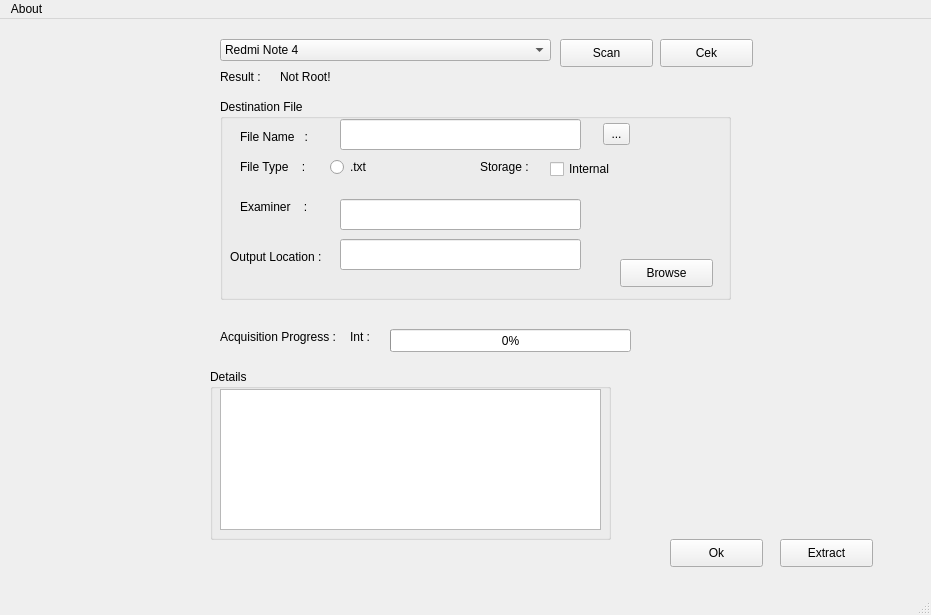
The window that main.ui (Rasyid-Renaldi/Forensics_App) describes before a commit, drawn with Qt 5.
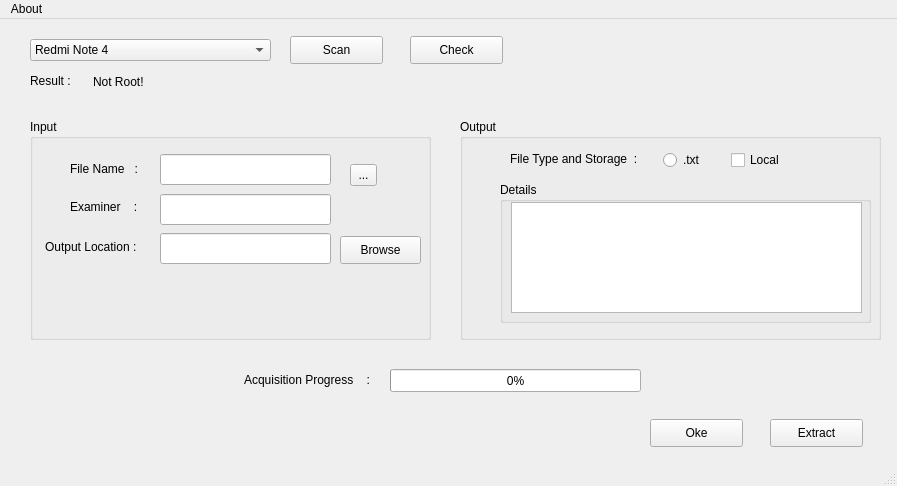
The same window after the commit. Icons and pictures are not drawn.

What changed in the file:
```diff
--- a/main.ui
+++ b/main.ui
@@ -6,8 +6,8 @@
    <rect>
     <x>0</x>
     <y>0</y>
-    <width>931</width>
-    <height>615</height>
+    <width>897</width>
+    <height>486</height>
    </rect>
   </property>
   <property name="windowTitle">
@@ -17,8 +17,8 @@
    <widget class="QPushButton" name="scanButton">
     <property name="geometry">
      <rect>
-      <x>560</x>
-      <y>20</y>
+      <x>290</x>
+      <y>17</y>
       <width>93</width>
       <height>28</height>
      </rect>
@@ -30,27 +30,27 @@
    <widget class="QPushButton" name="cekButton">
     <property name="geometry">
      <rect>
-      <x>660</x>
-      <y>20</y>
+      <x>410</x>
+      <y>17</y>
       <width>93</width>
       <height>28</height>
      </rect>
     </property>
     <property name="text">
-     <string>Cek</string>
+     <string>Check</string>
     </property>
    </widget>
    <widget class="QPushButton" name="okButton">
     <property name="geometry">
      <rect>
-      <x>670</x>
-      <y>520</y>
+      <x>650</x>
+      <y>400</y>
       <width>93</width>
       <height>28</height>
      </rect>
     </property>
     <property name="text">
-     <string>Ok</string>
+     <string>Oke</string>
     </property>
     <property name="icon">
      <iconset resource="resource.qrc">
@@ -60,8 +60,8 @@
    <widget class="QPushButton" name="convertButton">
     <property name="geometry">
      <rect>
-      <x>780</x>
-      <y>520</y>
+      <x>770</x>
+      <y>400</y>
       <width>93</width>
       <height>28</height>
      </rect>
@@ -77,20 +77,20 @@
    <widget class="QGroupBox" name="destinationFile">
     <property name="geometry">
      <rect>
-      <x>220</x>
-      <y>80</y>
-      <width>511</width>
-      <height>201</height>
+      <x>30</x>
+      <y>100</y>
+      <width>401</width>
+      <height>221</height>
      </rect>
     </property>
     <property name="title">
-     <string>Destination File</string>
+     <string>Input</string>
     </property>
     <widget class="QLabel" name="fileName">
      <property name="geometry">
       <rect>
-       <x>20</x>
-       <y>30</y>
+       <x>40</x>
+       <y>42</y>
        <width>81</width>
        <height>16</height>
       </rect>
@@ -99,37 +99,21 @@
       <string>File Name   :</string>
      </property>
     </widget>
-    <widget class="QLabel" name="imageType">
+    <widget class="QLineEdit" name="search">
      <property name="geometry">
       <rect>
-       <x>20</x>
-       <y>60</y>
-       <width>81</width>
-       <height>16</height>
+       <x>130</x>
+       <y>35</y>
+       <width>171</width>
+       <height>31</height>
       </rect>
-     </property>
-     <property name="text">
-      <string>File Type    : </string>
-     </property>
-    </widget>
-    <widget class="QLabel" name="outputLocation">
-     <property name="geometry">
-      <rect>
-       <x>10</x>
-       <y>150</y>
-       <width>111</width>
-       <height>16</height>
-      </rect>
-     </property>
-     <property name="text">
-      <string>Output Location :</string>
      </property>
     </widget>
     <widget class="QToolButton" name="searchFile">
      <property name="geometry">
       <rect>
-       <x>383</x>
-       <y>24</y>
+       <x>320</x>
+       <y>45</y>
        <width>27</width>
        <height>22</height>
       </rect>
@@ -141,51 +125,48 @@
       <enum>QToolButton::InstantPopup</enum>
      </property>
     </widget>
-    <widget class="QRadioButton" name="text">
+    <widget class="QLabel" name="examiner">
      <property name="geometry">
       <rect>
-       <x>110</x>
-       <y>60</y>
-       <width>101</width>
-       <height>16</height>
-      </rect>
-     </property>
-     <property name="text">
-      <string>.txt</string>
-     </property>
-    </widget>
-    <widget class="QLabel" name="storage">
-     <property name="geometry">
-      <rect>
-       <x>260</x>
-       <y>60</y>
+       <x>40</x>
+       <y>80</y>
        <width>81</width>
        <height>16</height>
       </rect>
      </property>
      <property name="text">
-      <string>Storage : </string>
+      <string>Examiner    :</string>
      </property>
     </widget>
-    <widget class="QCheckBox" name="internal">
+    <widget class="QLineEdit" name="lineEdit">
      <property name="geometry">
       <rect>
-       <x>330</x>
-       <y>60</y>
-       <width>71</width>
-       <height>20</height>
+       <x>130</x>
+       <y>75</y>
+       <width>171</width>
+       <height>31</height>
+      </rect>
+     </property>
+    </widget>
+    <widget class="QLabel" name="outputLocation">
+     <property name="geometry">
+      <rect>
+       <x>15</x>
+       <y>120</y>
+       <width>111</width>
+       <height>16</height>
       </rect>
      </property>
      <property name="text">
-      <string>Internal</string>
+      <string>Output Location :</string>
      </property>
     </widget>
     <widget class="QLineEdit" name="browseLocation">
      <property name="geometry">
       <rect>
-       <x>120</x>
-       <y>140</y>
-       <width>241</width>
+       <x>130</x>
+       <y>114</y>
+       <width>171</width>
        <height>31</height>
       </rect>
      </property>
@@ -193,9 +174,9 @@
     <widget class="QPushButton" name="browse">
      <property name="geometry">
       <rect>
-       <x>400</x>
-       <y>160</y>
-       <width>93</width>
+       <x>310</x>
+       <y>117</y>
+       <width>81</width>
        <height>28</height>
       </rect>
      </property>
@@ -203,46 +184,13 @@
       <string>Browse</string>
      </property>
     </widget>
-    <widget class="QLabel" name="examiner">
-     <property name="geometry">
-      <rect>
-       <x>20</x>
-       <y>100</y>
-       <width>81</width>
-       <height>16</height>
-      </rect>
-     </property>
-     <property name="text">
-      <string>Examiner    :</string>
-     </property>
-    </widget>
-    <widget class="QLineEdit" name="lineEdit">
-     <property name="geometry">
-      <rect>
-       <x>120</x>
-       <y>100</y>
-       <width>241</width>
-       <height>31</height>
-      </rect>
-     </property>
-    </widget>
-    <widget class="QLineEdit" name="search">
-     <property name="geometry">
-      <rect>
-       <x>120</x>
-       <y>20</y>
-       <width>241</width>
-       <height>31</height>
-      </rect>
-     </property>
-    </widget>
    </widget>
    <widget class="QProgressBar" name="acquisitionBar">
     <property name="geometry">
      <rect>
       <x>390</x>
-      <y>310</y>
-      <width>241</width>
+      <y>350</y>
+      <width>251</width>
       <height>23</height>
      </rect>
     </property>
@@ -253,45 +201,22 @@
    <widget class="QLabel" name="acquisitionProgress">
     <property name="geometry">
      <rect>
-      <x>220</x>
-      <y>310</y>
-      <width>131</width>
+      <x>244</x>
+      <y>353</y>
+      <width>141</width>
       <height>16</height>
      </rect>
     </property>
     <property name="text">
-     <string>Acquisition Progress :</string>
+     <string>Acquisition Progress    :</string>
     </property>
    </widget>
-   <widget class="QGroupBox" name="detailData">
-    <property name="geometry">
-     <rect>
-      <x>210</x>
-      <y>350</y>
-      <width>401</width>
-      <height>171</height>
-     </rect>
-    </property>
-    <property name="title">
-     <string>Details</string>
-    </property>
-    <widget class="QListView" name="viewData">
-     <property name="geometry">
-      <rect>
-       <x>10</x>
-       <y>20</y>
-       <width>381</width>
-       <height>141</height>
-      </rect>
-     </property>
-    </widget>
-   </widget>
    <widget class="QComboBox" name="detectDevice">
     <property name="geometry">
      <rect>
-      <x>220</x>
+      <x>30</x>
       <y>20</y>
-      <width>331</width>
+      <width>241</width>
       <height>22</height>
      </rect>
     </property>
@@ -317,8 +242,8 @@
    <widget class="QLabel" name="resultCek">
     <property name="geometry">
      <rect>
-      <x>220</x>
-      <y>50</y>
+      <x>30</x>
+      <y>54</y>
       <width>55</width>
       <height>16</height>
      </rect>
@@ -327,25 +252,12 @@
      <string>Result :</string>
     </property>
    </widget>
-   <widget class="QLabel" name="Int">
-    <property name="geometry">
-     <rect>
-      <x>350</x>
-      <y>310</y>
-      <width>31</width>
-      <height>16</height>
-     </rect>
-    </property>
-    <property name="text">
-     <string>Int :</string>
-    </property>
-   </widget>
    <widget class="QLabel" name="result">
     <property name="geometry">
      <rect>
-      <x>280</x>
-      <y>50</y>
-      <width>81</width>
+      <x>93</x>
+      <y>55</y>
+      <width>61</width>
       <height>16</height>
      </rect>
     </property>
@@ -353,13 +265,88 @@
      <string>Not Root!</string>
     </property>
    </widget>
+   <widget class="QGroupBox" name="destinationFile_2">
+    <property name="geometry">
+     <rect>
+      <x>460</x>
+      <y>100</y>
+      <width>421</width>
+      <height>221</height>
+     </rect>
+    </property>
+    <property name="title">
+     <string>Output</string>
+    </property>
+    <widget class="QLabel" name="imageType">
+     <property name="geometry">
+      <rect>
+       <x>50</x>
+       <y>30</y>
+       <width>151</width>
+       <height>20</height>
+      </rect>
+     </property>
+     <property name="text">
+      <string>File Type and Storage  : </string>
+     </property>
+    </widget>
+    <widget class="QRadioButton" name="text">
+     <property name="geometry">
+      <rect>
+       <x>203</x>
+       <y>33</y>
+       <width>51</width>
+       <height>16</height>
+      </rect>
+     </property>
+     <property name="text">
+      <string>.txt</string>
+     </property>
+    </widget>
+    <widget class="QCheckBox" name="internal">
+     <property name="geometry">
+      <rect>
+       <x>271</x>
+       <y>31</y>
+       <width>61</width>
+       <height>20</height>
+      </rect>
+     </property>
+     <property name="text">
+      <string>Local</string>
+     </property>
+    </widget>
+    <widget class="QGroupBox" name="detailData">
+     <property name="geometry">
+      <rect>
+       <x>40</x>
+       <y>63</y>
+       <width>371</width>
+       <height>141</height>
+      </rect>
+     </property>
+     <property name="title">
+      <string>Details</string>
+     </property>
+     <widget class="QListView" name="viewData">
+      <property name="geometry">
+       <rect>
+        <x>11</x>
+        <y>20</y>
+        <width>351</width>
+        <height>111</height>
+       </rect>
+      </property>
+     </widget>
+    </widget>
+   </widget>
   </widget>
   <widget class="QMenuBar" name="menubar">
    <property name="geometry">
     <rect>
      <x>0</x>
      <y>0</y>
-     <width>931</width>
+     <width>897</width>
      <height>26</height>
     </rect>
    </property>
```
Left out of the diff: 2 changed lines with no effect on the pictures.
